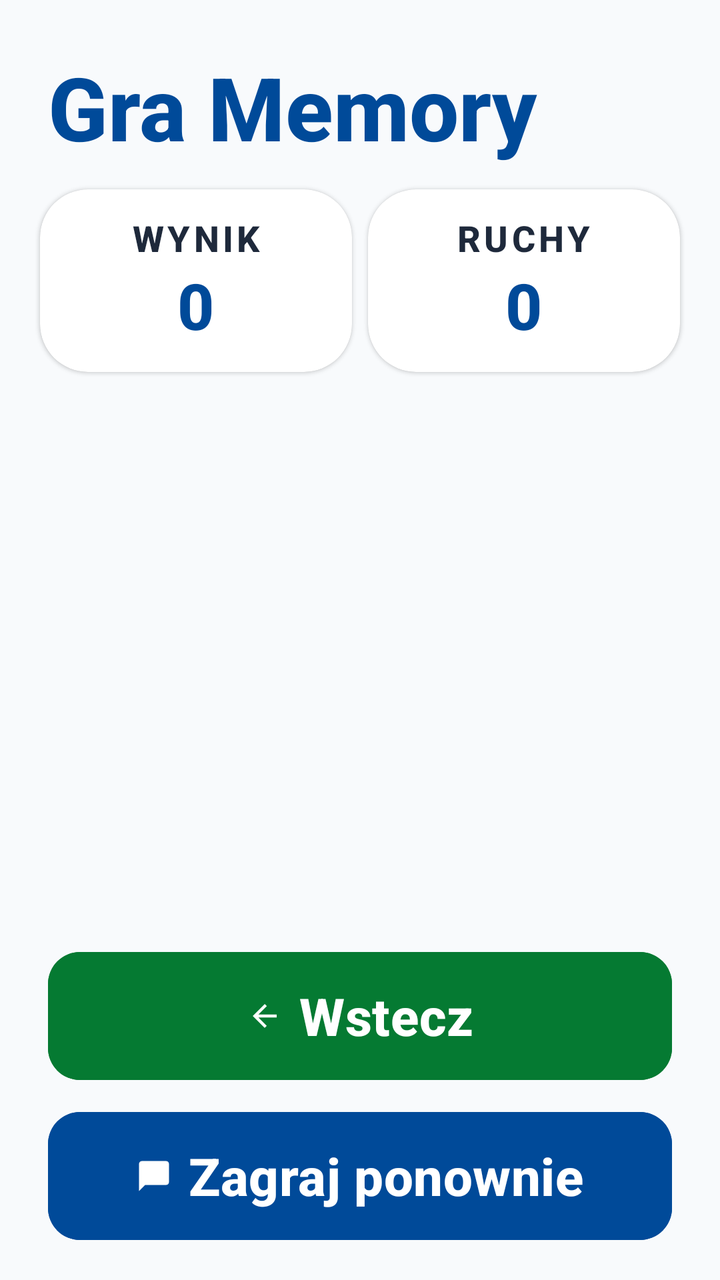
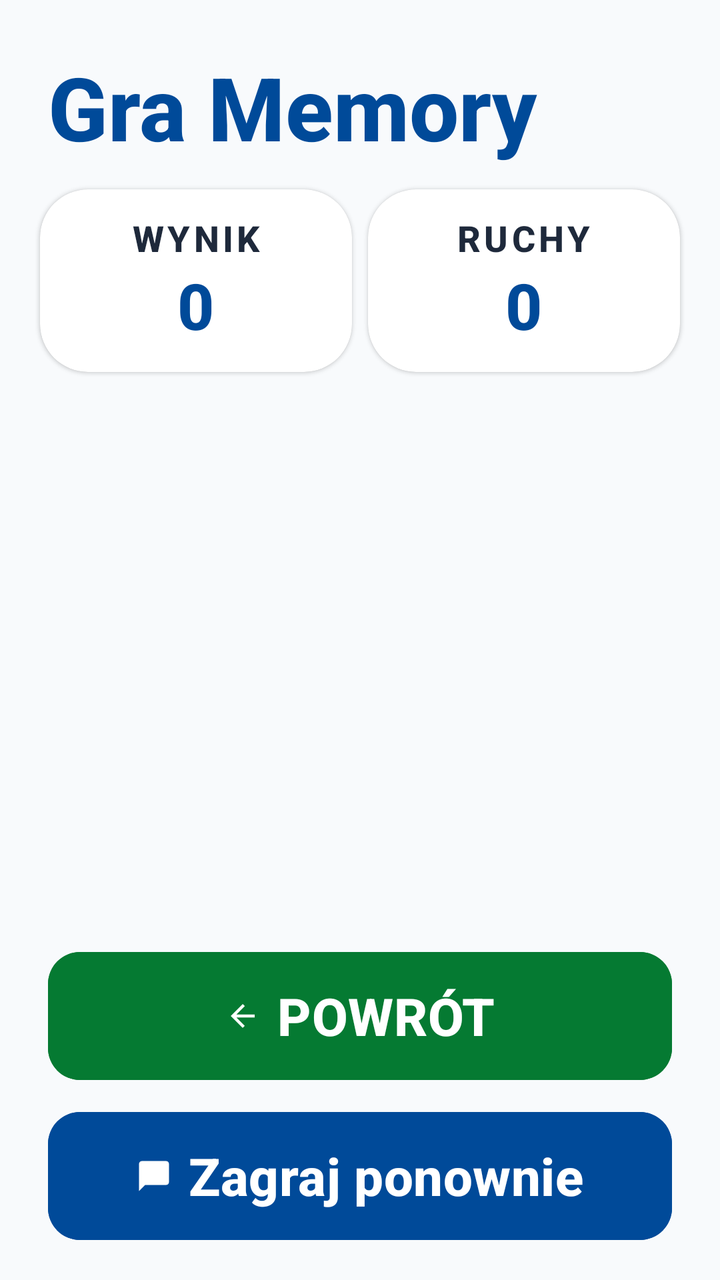

The first picture is an Android layout as it rendered before a commit; the second is the same layout after the commit. The layout source and the unified diff follow.
<!-- AndroidManifest.xml: application theme Theme.Fitnessapp -->
<!-- res/layout/activity_memory_game.xml -->
<?xml version="1.0" encoding="utf-8"?>
<androidx.constraintlayout.widget.ConstraintLayout xmlns:android="http://schemas.android.com/apk/res/android"
 xmlns:app="http://schemas.android.com/apk/res-auto"
 android:layout_width="match_parent"
 android:layout_height="match_parent"
 android:paddingTop="24dp">

 <TextView
 android:id="@+id/tv_title"
 android:layout_width="0dp"
 android:layout_height="wrap_content"
 android:layout_marginStart="24dp"
 android:layout_marginEnd="24dp"
 android:text="Gra Memory"
 android:textColor="#004A99"
 android:textSize="44sp"
 android:textStyle="bold"
 app:layout_constraintStart_toStartOf="parent"
 app:layout_constraintEnd_toEndOf="parent"
 app:layout_constraintTop_toTopOf="parent" />

 
 <LinearLayout
 android:id="@+id/stats_container"
 android:layout_width="0dp"
 android:layout_height="wrap_content"
 android:layout_marginTop="8dp"
 android:paddingHorizontal="16dp"
 android:orientation="horizontal"
 app:layout_constraintStart_toStartOf="parent"
 app:layout_constraintEnd_toEndOf="parent"
 app:layout_constraintTop_toBottomOf="@id/tv_title">

 <androidx.cardview.widget.CardView
 android:layout_width="0dp"
 android:layout_height="wrap_content"
 android:layout_weight="1"
 android:layout_margin="4dp"
 app:cardCornerRadius="24dp"
 app:cardElevation="1dp"
 app:cardBackgroundColor="@color/white">
 <LinearLayout
 android:layout_width="match_parent"
 android:layout_height="wrap_content"
 android:orientation="vertical"
 android:padding="12dp"
 android:gravity="center">
 <TextView
 android:layout_width="wrap_content"
 android:layout_height="wrap_content"
 android:text="WYNIK"
 android:textColor="#1E293B"
 android:textSize="18sp"
 android:textStyle="bold"
 android:letterSpacing="0.1" />
 <TextView
 android:id="@+id/tv_score"
 android:layout_width="wrap_content"
 android:layout_height="wrap_content"
  android:text="@string/memory_score"
  android:textColor="#004A99"
  android:textSize="32sp"
  android:textStyle="bold" />
  </LinearLayout>
  </androidx.cardview.widget.CardView>

  <androidx.cardview.widget.CardView
  android:layout_width="0dp"
  android:layout_height="wrap_content"
  android:layout_weight="1"
  android:layout_margin="4dp"
  app:cardCornerRadius="24dp"
  app:cardElevation="1dp"
  app:cardBackgroundColor="@color/white">
  <LinearLayout
  android:layout_width="match_parent"
  android:layout_height="wrap_content"
  android:orientation="vertical"
  android:padding="12dp"
  android:gravity="center">
  <TextView
  android:layout_width="wrap_content"
  android:layout_height="wrap_content"
  android:text="RUCHY"
  android:textColor="#1E293B"
  android:textSize="18sp"
  android:textStyle="bold"
  android:letterSpacing="0.1" />
  <TextView
  android:id="@+id/tv_moves"
  android:layout_width="wrap_content"
  android:layout_height="wrap_content"
  android:text="@string/memory_moves"
  android:textColor="#004A99"
  android:textSize="32sp"
  android:textStyle="bold" />
 </LinearLayout>
 </androidx.cardview.widget.CardView>
 </LinearLayout>

 <androidx.recyclerview.widget.RecyclerView
 android:id="@+id/rv_cards"
 android:layout_width="0dp"
 android:layout_height="0dp"
 android:layout_marginHorizontal="12dp"
 android:layout_marginTop="8dp"
 android:layout_marginBottom="8dp"
 android:clipToPadding="false"
 android:padding="2dp"
 android:overScrollMode="never"
 android:scrollbars="none"
 app:layout_constraintStart_toStartOf="parent"
 app:layout_constraintEnd_toEndOf="parent"
 app:layout_constraintBottom_toTopOf="@id/btn_back"
 app:layout_constraintTop_toBottomOf="@id/stats_container" />

 <Button
 android:id="@+id/btn_back"
 android:layout_width="0dp"
 android:layout_height="72dp"
 android:layout_marginHorizontal="24dp"
 android:layout_marginBottom="8dp"
 android:backgroundTint="#057A32"
 android:text="Wstecz"
 android:textAllCaps="false"
 android:textColor="@color/white"
 android:textSize="26sp"
 android:fontFamily="sans-serif-medium"
 android:textStyle="bold"
 app:icon="@drawable/ic_back"
 app:iconGravity="textStart"
 app:iconTint="@color/white"
 app:cornerRadius="16dp"
 app:layout_constraintStart_toStartOf="parent"
 app:layout_constraintEnd_toEndOf="parent"
 app:layout_constraintBottom_toTopOf="@id/btn_restart" />

 <Button
 android:id="@+id/btn_restart"
 android:layout_width="0dp"
 android:layout_height="72dp"
 android:layout_marginHorizontal="24dp"
 android:layout_marginBottom="16dp"
 android:backgroundTint="#004A99"
 android:text="Zagraj ponownie"
 android:textAllCaps="false"
 android:textColor="@color/white"
 android:textSize="26sp"
 android:fontFamily="sans-serif-medium"
 android:textStyle="bold"
 app:icon="@drawable/ic_chat"
 app:iconGravity="textStart"
 app:iconTint="@color/white"
 app:cornerRadius="16dp"
 app:layout_constraintStart_toStartOf="parent"
 app:layout_constraintEnd_toEndOf="parent"
 app:layout_constraintBottom_toBottomOf="parent" />

</androidx.constraintlayout.widget.ConstraintLayout>
<!-- resources referenced by this layout -->
<resources>
  <color name="white">#FFFFFFFF</color>
  <!-- drawable ic_back (drawable) -->
  <vector xmlns:android="http://schemas.android.com/apk/res/android"
      android:width="24dp"
      android:height="24dp"
      android:viewportWidth="24"
      android:viewportHeight="24">
      <path
          android:fillColor="#000000"
          android:pathData="M20,11H7.83l5.59,-5.59L12,4l-8,8 8,8 1.41,-1.41L7.83,13H20v-2z"/>
  </vector>
  <!-- drawable ic_chat (drawable) -->
  <vector xmlns:android="http://schemas.android.com/apk/res/android"
      android:width="24dp"
      android:height="24dp"
      android:viewportWidth="24"
      android:viewportHeight="24">
      <path
          android:fillColor="#FF000000"
          android:pathData="M20,2H4C2.9,2 2,2.9 2,4V22L6,18H20C21.1,18 22,17.1 22,16V4C22,2.9 21.1,2 20,2Z" />
  </vector>
  <string name="memory_moves">0</string>
  <string name="memory_score">0</string>
  <style name="Theme.Fitnessapp" parent="Base.Theme.Fitnessapp" />
  <style name="Base.Theme.Fitnessapp" parent="Theme.Material3.Light.NoActionBar">
          
          <item name="android:fontFamily">sans-serif-medium</item>
          <item name="android:textAllCaps">false</item>
          <item name="android:textColor">#0F172A</item>
          <item name="android:windowBackground">#F8FAFC</item>
      </style>
</resources>

<!-- the commit's change to res/layout/activity_memory_game.xml (unified diff, before → after) -->
@@ -11,7 +11,7 @@
  android:layout_height="wrap_content"
  android:layout_marginStart="24dp"
  android:layout_marginEnd="24dp"
- android:text="Gra Memory"
+ android:text="@string/memory_title"
  android:textColor="#004A99"
  android:textSize="44sp"
  android:textStyle="bold"
@@ -48,7 +48,7 @@
  <TextView
  android:layout_width="wrap_content"
  android:layout_height="wrap_content"
- android:text="WYNIK"
+ android:text="@string/score_title"
  android:textColor="#1E293B"
  android:textSize="18sp"
  android:textStyle="bold"
@@ -81,7 +81,7 @@
   <TextView
   android:layout_width="wrap_content"
   android:layout_height="wrap_content"
-  android:text="RUCHY"
+  android:text="@string/moves_title"
   android:textColor="#1E293B"
   android:textSize="18sp"
   android:textStyle="bold"
@@ -121,7 +121,7 @@
  android:layout_marginHorizontal="24dp"
  android:layout_marginBottom="8dp"
  android:backgroundTint="#057A32"
- android:text="Wstecz"
+ android:text="@string/back_button"
  android:textAllCaps="false"
  android:textColor="@color/white"
  android:textSize="26sp"
@@ -142,7 +142,7 @@
  android:layout_marginHorizontal="24dp"
  android:layout_marginBottom="16dp"
  android:backgroundTint="#004A99"
- android:text="Zagraj ponownie"
+ android:text="@string/play_again_btn"
  android:textAllCaps="false"
  android:textColor="@color/white"
  android:textSize="26sp"
<!-- resource entries referenced after the edit -->
@@ -21,8 +21,13 @@
           android:fillColor="#FF000000"
           android:pathData="M20,2H4C2.9,2 2,2.9 2,4V22L6,18H20C21.1,18 22,17.1 22,16V4C22,2.9 21.1,2 20,2Z" />
   </vector>
+  <string name="back_button">POWRÓT</string>
   <string name="memory_moves">0</string>
   <string name="memory_score">0</string>
+  <string name="memory_title">Gra Memory</string>
+  <string name="moves_title">RUCHY</string>
+  <string name="play_again_btn">Zagraj ponownie</string>
+  <string name="score_title">WYNIK</string>
   <style name="Theme.Fitnessapp" parent="Base.Theme.Fitnessapp" />
   <style name="Base.Theme.Fitnessapp" parent="Theme.Material3.Light.NoActionBar">
           
